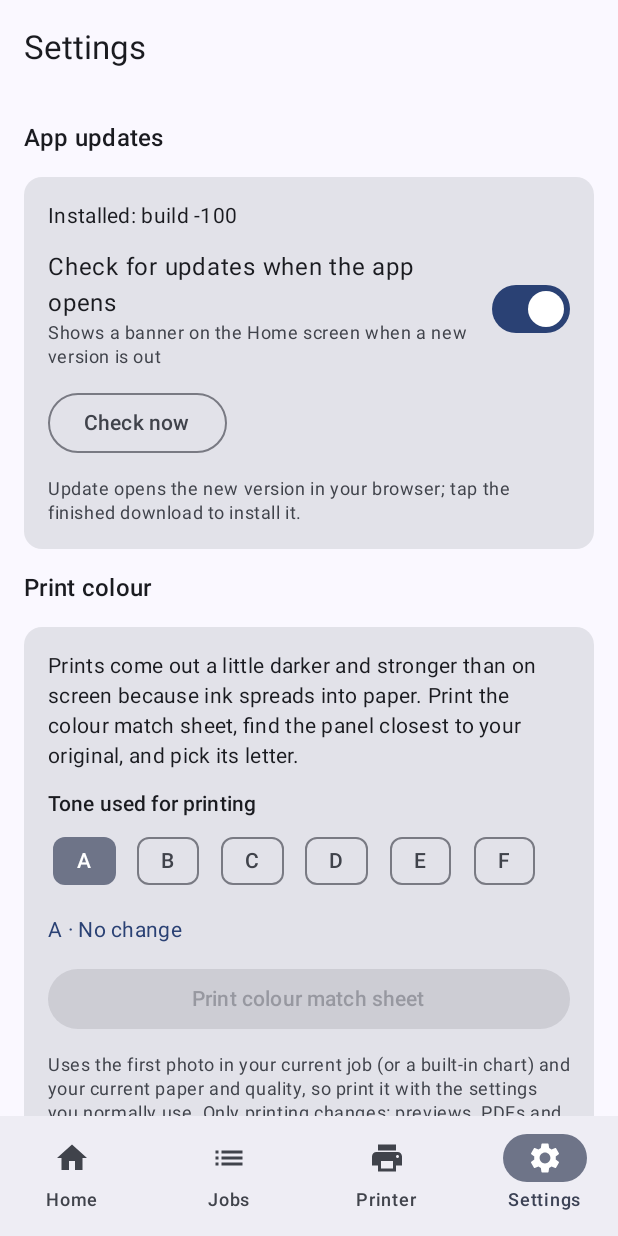
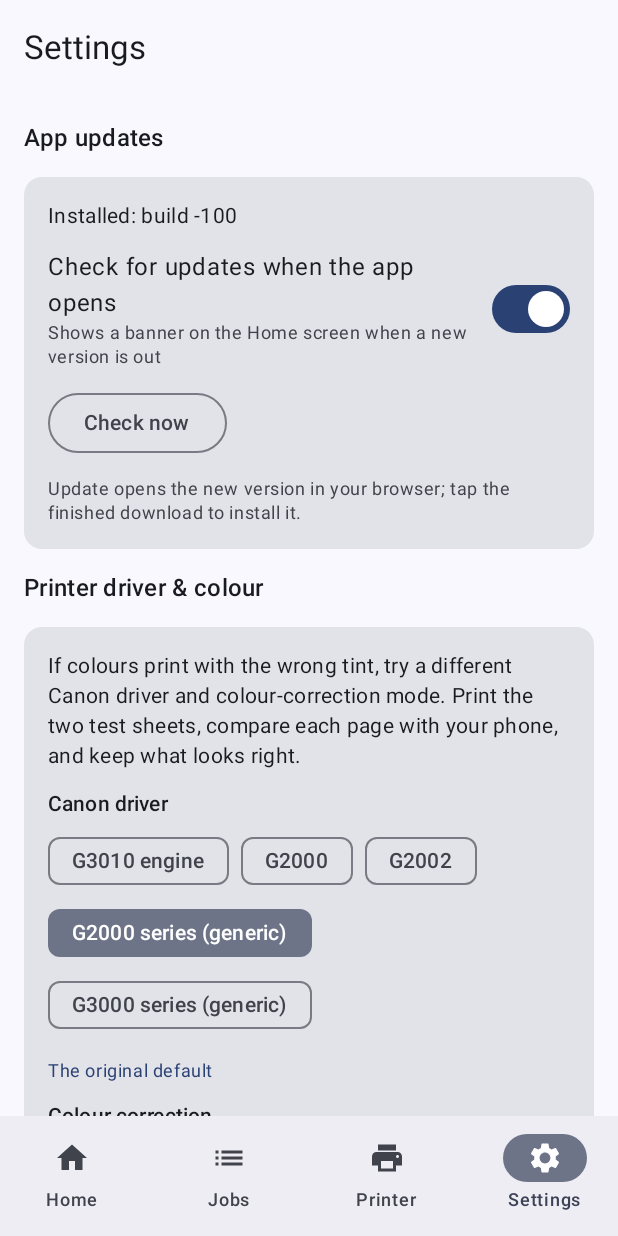
Before and after one commit to vrlegacy/PrintPrep, an Android app built with Jetpack Compose: the screen it shows after launch (MainActivity), item 4 of the bottom bar chosen, on a phone screen of 412 x 824 dp. Run offline under Robolectric (Android 15) with nearby library versions, the phone set to English and light mode, and no system bars.

Commit message:
Colour: selectable Canon driver + colour-correction, with calibration test sheets
Wrong-hue prints come from Gutenprint's default RGB→CMYK correction on the
borrowed bjc-G2000-series profile. Make both the driver model and the colour-
correction mode user-selectable (no native rebuild — every Canon model is
already compiled in and shares the bundled data), and add comparison prints to
choose them in a single print run.

- CanonDriver: G3010 engine (same hardware as the G2010), G2000, G2002,
  G2000-series (previous default), G3000-series; saved in Settings
- ColorCorrect: Standard / Accurate / Bright / Hue / Uncorrected, mapped to
  Gutenprint's ColorCorrection option (never set before); saved in Settings
- Thread driver + correction through Gutenprint.ensureReady, DriverSettings,
  PrintJobRunner; normal prints now honour the saved choices
- Printer-ops Settings: driver + correction pickers and two calibration prints
  (one labelled page per driver, one per correction mode) that reuse the job's
  photo plus a colour chart, printed independently so one rejected option
  doesn't abort the rest
- Diagnostics shows the selected driver

Co-Authored-By: Claude Opus 4.8 <noreply@anthropic.com>

```diff
--- /dev/null
+++ b/app/src/main/java/io/printprep/app/model/DriverChoice.kt
@@ -0,0 +1,61 @@
+package io.printprep.app.model
+
+import android.content.Context
+
+private const val PREFS = "printprep"
+
+/**
+ * Which Gutenprint printer model drives the Canon over USB. Gutenprint has no exact "G2010" entry,
+ * so the app borrows a nearby one. They are all compiled into the native library and share the same
+ * bundled data, so switching is a pure runtime choice — no rebuild, no extra assets.
+ *
+ * The colour tables differ between these models, so the one that gives the truest colour on a
+ * particular G2010 is found by printing the driver-test sheet and comparing (see TestPages).
+ */
+enum class CanonDriver(val id: String, val label: String, val note: String) {
+    /** The G3010 is a G2010 with Wi-Fi added — same print head and inks, so its profile should fit best. */
+    G3010("bjc-PIXMA-G3010", "G3010 engine", "Same print engine as the G2010 — recommended"),
+    G2000("bjc-PIXMA-G2000", "G2000", "Canon PIXMA G2000 profile"),
+    G2002("bjc-PIXMA-G2002", "G2002", "Canon PIXMA G2002 profile"),
+    SERIES_2000("bjc-G2000-series", "G2000 series (generic)", "The original default"),
+    SERIES_3000("bjc-G3000-series", "G3000 series (generic)", "Generic G3000 line");
+
+    companion object {
+        /** Keep the long-standing default so prints are unchanged until the user calibrates. */
+        val DEFAULT = SERIES_2000
+        private const val KEY = "canonDriver"
+
+        fun saved(context: Context): CanonDriver =
+            context.getSharedPreferences(PREFS, Context.MODE_PRIVATE).getString(KEY, null)
+                ?.let { n -> entries.firstOrNull { it.name == n } } ?: DEFAULT
+
+        fun save(context: Context, d: CanonDriver) {
+            context.getSharedPreferences(PREFS, Context.MODE_PRIVATE).edit().putString(KEY, d.name).apply()
+        }
+    }
+}
+
+/**
+ * Gutenprint's RGB→CMYK colour-correction mode. The app never set this before, so it ran at the
+ * driver's default; wrong hues are usually fixed here. [id] is the exact Gutenprint option value.
+ */
+enum class ColorCorrect(val id: String, val label: String) {
+    STANDARD("None", "Standard"),
+    ACCURATE("Accurate", "Accurate"),
+    BRIGHT("Bright", "Bright / vivid"),
+    HUE("Hue", "Hue only"),
+    UNCORRECTED("Uncorrected", "Uncorrected");
+
+    companion object {
+        val DEFAULT = STANDARD
+        private const val KEY = "colorCorrect"
+
+        fun saved(context: Context): ColorCorrect =
+            context.getSharedPreferences(PREFS, Context.MODE_PRIVATE).getString(KEY, null)
+                ?.let { n -> entries.firstOrNull { it.name == n } } ?: DEFAULT
+
+        fun save(context: Context, c: ColorCorrect) {
+            context.getSharedPreferences(PREFS, Context.MODE_PRIVATE).edit().putString(KEY, c.name).apply()
+        }
+    }
+}
--- a/app/src/main/java/io/printprep/app/print/DriverSettings.kt
+++ b/app/src/main/java/io/printprep/app/print/DriverSettings.kt
@@ -1,5 +1,6 @@
 package io.printprep.app.print
 
+import io.printprep.app.model.ColorCorrect
 import io.printprep.app.model.ColorMode
 import io.printprep.app.model.MarginPreset
 import io.printprep.app.model.PaperSize
@@ -13,7 +14,7 @@ import io.printprep.app.model.Quality
  */
 object DriverSettings {
 
-    fun options(s: PrintSettings): List<Pair<String, String>> {
+    fun options(s: PrintSettings, correction: ColorCorrect = ColorCorrect.DEFAULT): List<Pair<String, String>> {
         val photoPaper = s.paperType != PaperType.PLAIN
         val blackInk = s.color == ColorMode.BLACK_ONLY || s.color == ColorMode.BW_DOCUMENT
         val media = when (s.paperType) {
@@ -41,6 +42,8 @@ object DriverSettings {
             add("Resolution" to resolution)
             add("PrintingMode" to if (blackInk) "BW" else "Color")
             add("InkType" to if (blackInk) "Gray" else "CMYK")
+            // How the driver maps our RGB onto its inks. Only meaningful for colour output.
+            if (!blackInk) add("ColorCorrection" to correction.id)
             add("InputImageType" to "RGB")
             add("ChannelBitDepth" to "8")
             add("JobMode" to "Job") // one job per page, framed by stp_start_job / stp_end_job (see gp_jni.c)
--- a/app/src/main/java/io/printprep/app/ui/DiagnosticsScreen.kt
+++ b/app/src/main/java/io/printprep/app/ui/DiagnosticsScreen.kt
@@ -76,7 +76,8 @@ fun DiagnosticsScreen(vm: JobViewModel) {
             }
             details = text.trimEnd()
             driver = withContext(Dispatchers.IO) {
-                Gutenprint.ensureReady(context) ?: "Gutenprint ${Gutenprint.version()} · driver ${Gutenprint.G2010_DRIVER} ready"
+                val d = io.printprep.app.model.CanonDriver.saved(context)
+                Gutenprint.ensureReady(context, d.id) ?: "Gutenprint ${Gutenprint.version()} · driver ${d.id} (${d.label}) ready"
             }
         }
     }
--- a/app/src/main/java/io/printprep/app/ui/PrinterOpsScreen.kt
+++ b/app/src/main/java/io/printprep/app/ui/PrinterOpsScreen.kt
@@ -73,6 +73,9 @@ fun PrinterOpsScreen(vm: JobViewModel) {
                     }
                     OutlinedButton(onClick = { ctl.clearStuckJob() }, enabled = !ctl.busy, modifier = Modifier.fillMaxWidth()) {
                         Text("Clear a stuck job (stop & reset)")
+                    }
+                    OutlinedButton(onClick = { vm.selectTab(io.printprep.app.Screen.Settings) }, modifier = Modifier.fillMaxWidth()) {
+                        Text("Wrong colours? Driver & colour tests →")
                     }
                     OpStatus(ctl.ui)
                 }
--- a/app/src/main/java/io/printprep/app/ui/SettingsScreen.kt
+++ b/app/src/main/java/io/printprep/app/ui/SettingsScreen.kt
@@ -25,6 +25,8 @@ import androidx.compose.ui.unit.dp
 import io.printprep.app.JobViewModel
 import io.printprep.app.print.PrintUi
 import io.printprep.app.print.PrinterState
+import io.printprep.app.model.CanonDriver
+import io.printprep.app.model.ColorCorrect
 import io.printprep.app.model.ItemKind
 import io.printprep.app.model.PrintTone
 import androidx.compose.runtime.mutableStateOf
@@ -61,10 +63,75 @@ fun SettingsScreen(vm: JobViewModel) {
                     Hint("Update opens the new version in your browser; tap the finished download to install it.")
                 }
             }
-            Text("Print colour", style = MaterialTheme.typography.titleMedium)
+            Text("Printer driver & colour", style = MaterialTheme.typography.titleMedium)
+            DriverColourCard(vm)
+            Text("Print tone", style = MaterialTheme.typography.titleMedium)
             PrintColourCard(vm)
             Hint("Printer status, nozzle check, cleaning and diagnostics are on the Printer tab.")
         }
+    }
+}
+
+/**
+ * Picks the Canon driver and colour-correction mode, and prints the two comparison sheets used to
+ * choose them. Fixing wrong hues usually lives here, not in the tone card below.
+ */
+@Composable
+private fun DriverColourCard(vm: JobViewModel) {
+    val context = LocalContext.current
+    val ctl = vm.print
+    var driver by remember { mutableStateOf(CanonDriver.saved(context)) }
+    var correct by remember { mutableStateOf(ColorCorrect.saved(context)) }
+    val ready = ctl.printer.state is PrinterState.Ready && !ctl.busy
+    val photo = vm.items.firstOrNull { it.kind == ItemKind.IMAGE }
+    Card(Modifier.fillMaxWidth()) {
+        Column(Modifier.padding(16.dp), verticalArrangement = Arrangement.spacedBy(12.dp)) {
+            Text(
+                "If colours print with the wrong tint, try a different Canon driver and colour-correction mode. " +
+                    "Print the two test sheets, compare each page with your phone, and keep what looks right.",
+                style = MaterialTheme.typography.bodyMedium,
+            )
+            ChoiceChips("Canon driver", CanonDriver.entries, driver, { it.label }, enabled = !ctl.busy) { d ->
+                driver = d
+                CanonDriver.save(context, d)
+            }
+            Text(driver.note, style = MaterialTheme.typography.bodySmall, color = MaterialTheme.colorScheme.primary)
+            ChoiceChips("Colour correction", ColorCorrect.entries, correct, { it.label }, enabled = !ctl.busy) { c ->
+                correct = c
+                ColorCorrect.save(context, c)
+            }
+            Button(
+                onClick = { ctl.printDriverTest(photo, vm.settings.quality, vm.settings.paperType) },
+                enabled = ready,
+                modifier = Modifier.fillMaxWidth(),
+            ) { Text("Print driver test (${CanonDriver.entries.size} pages)") }
+            OutlinedButton(
+                onClick = { ctl.printCorrectionTest(photo, vm.settings.quality, vm.settings.paperType) },
+                enabled = ready,
+                modifier = Modifier.fillMaxWidth(),
+            ) { Text("Print colour-correction test (${ColorCorrect.entries.size} pages)") }
+            Hint(
+                "Each sheet prints the first photo in your current job (or a built-in chart) once per option, " +
+                    "labelled, on your current paper and quality. The colour test uses the driver selected above.",
+            )
+            PrintStatus(ctl)
+        }
+    }
+}
+
+/** Shared print progress / result row for the Settings cards. */
+@Composable
+private fun PrintStatus(ctl: io.printprep.app.print.PrintController) {
+    when (val ui = ctl.ui) {
+        is PrintUi.Running -> {
+            Text("${ui.label}: ${ui.stage} ${(ui.fraction * 100).toInt()}%")
+            ui.notice?.let { Text(it, color = MaterialTheme.colorScheme.error) }
+            LinearProgressIndicator(progress = { ui.fraction.coerceIn(0f, 1f) }, modifier = Modifier.fillMaxWidth())
+            OutlinedButton(onClick = { ctl.cancel() }) { Text("Cancel") }
+        }
+        is PrintUi.Done -> Text(ui.message, color = MaterialTheme.colorScheme.primary)
+        is PrintUi.Failed -> Text(ui.message, color = MaterialTheme.colorScheme.error)
+        else -> {}
     }
 }
 
@@ -105,17 +172,7 @@ private fun PrintColourCard(vm: JobViewModel) {
                 "Uses the first photo in your current job (or a built-in chart) and your current paper and quality, " +
                     "so print it with the settings you normally use. Only printing changes: previews, PDFs and saved images stay exactly as they are.",
             )
-            when (val ui = ctl.ui) {
-                is PrintUi.Running -> {
-                    Text("${ui.label}: ${ui.stage} ${(ui.fraction * 100).toInt()}%")
-                    ui.notice?.let { Text(it, color = MaterialTheme.colorScheme.error) }
-                    LinearProgressIndicator(progress = { ui.fraction.coerceIn(0f, 1f) }, modifier = Modifier.fillMaxWidth())
-                    OutlinedButton(onClick = { ctl.cancel() }) { Text("Cancel") }
-                }
-                is PrintUi.Done -> Text(ui.message, color = MaterialTheme.colorScheme.primary)
-                is PrintUi.Failed -> Text(ui.message, color = MaterialTheme.colorScheme.error)
-                else -> {}
-            }
+            PrintStatus(ctl)
         }
     }
 }
```
Also changed, not shown: app/src/main/java/io/printprep/app/print/Gutenprint.kt (+9 -5 lines), app/src/main/java/io/printprep/app/print/PrintController.kt (+89 -0 lines), app/src/main/java/io/printprep/app/print/PrintJobRunner.kt (+8 -4 lines), app/src/main/java/io/printprep/app/print/TestPages.kt (+24 -0 lines).
